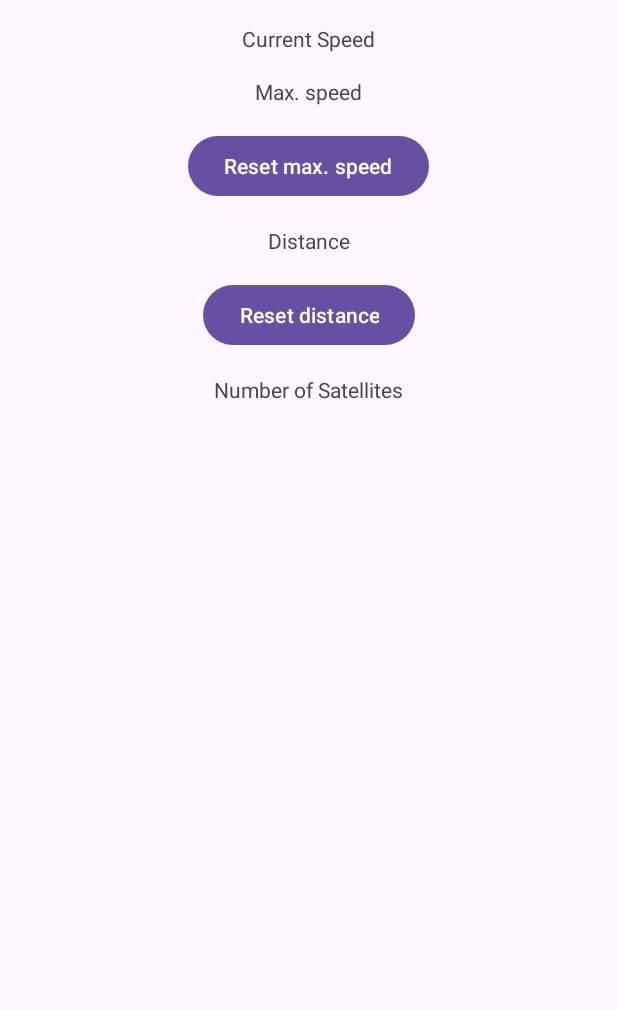
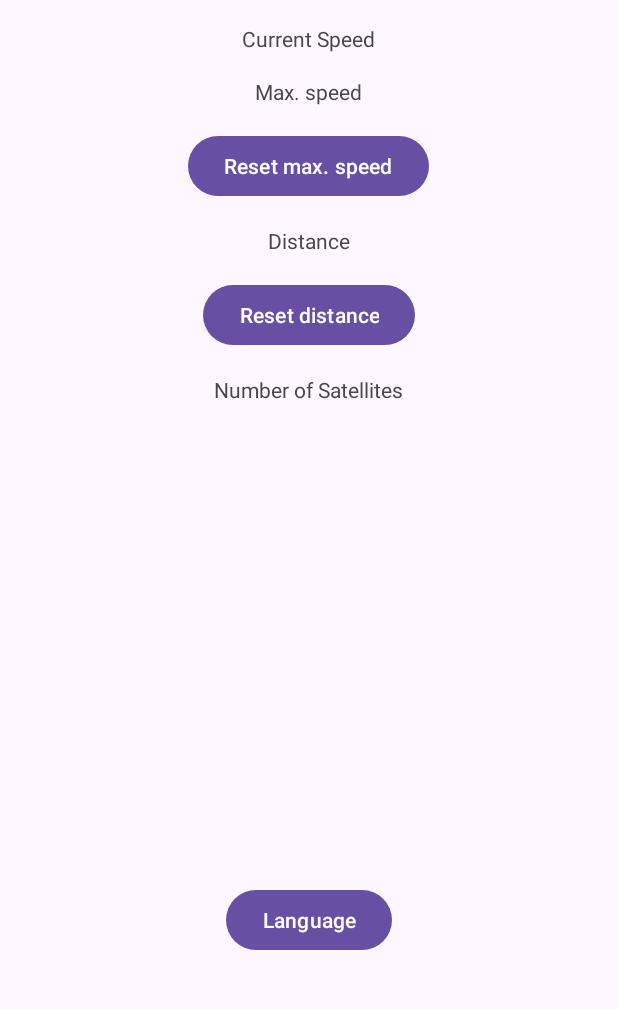
Before and after one commit to FuzzyWuzzy8/Speedo, an Android app: the screen it shows after launch (MainActivity), on a phone screen of 412 x 824 dp, the part 119-1128 px from its top. Run offline under Robolectric (Android 15) with nearby library versions, the phone set to English and light mode, and no system bars; 1 statement that could not run was skipped.

Commit message:
Changed speed method

```diff
--- a/app/src/main/java/pl/pue/air/speedo/MainActivity.java
+++ b/app/src/main/java/pl/pue/air/speedo/MainActivity.java
@@ -2,6 +2,7 @@ package pl.pue.air.speedo;
 
 import static android.webkit.ConsoleMessage.MessageLevel.LOG;
 
+import androidx.appcompat.app.ActionBar;
 import androidx.appcompat.app.AppCompatActivity;
 
 import android.app.Activity;
@@ -98,6 +99,24 @@ public class MainActivity extends AppCompatActivity {
         } catch (SecurityException e) {
             Log.e(String.valueOf(LOG), getString(R.string.accessRightsNOTgranted));  // Log.e(LOG, getString(R.string.accessRightsNOTgranted));
         }
+
+
+        //locale language
+        loadLocale();
+
+        //change actionbar title
+        ActionBar actionBar = getSupportActionBar();
+        actionBar.setTitle(getResources().getString(R.string.app_name));
+
+        //language
+        TextView changeLang = findViewById(R.id.language);
+        changeLang.setOnClickListener(new View.OnClickListener() {
+            @Override
+            public void onClick(View v) {
+                showChangeLanguageDialog();
+            }
+        });
+        //
 
 
     }
--- a/app/src/main/java/pl/pue/air/speedo/MyLocationListener.java
+++ b/app/src/main/java/pl/pue/air/speedo/MyLocationListener.java
@@ -15,7 +15,7 @@ public class MyLocationListener implements LocationListener {
     private static final int UPDATE_DISTANCE_THRESHOLD = 5;
 
     //old method
-    /*
+  //  /*
     @Override
     public void onLocationChanged(Location loc) {
 
@@ -61,10 +61,11 @@ public class MyLocationListener implements LocationListener {
         }
 
     }
-    */
+   // */
 
     //new method
     //additional tests needed
+    /*
     @Override
     public void onLocationChanged(Location loc) {
         Double distance = 0.0;
@@ -116,6 +117,7 @@ public class MyLocationListener implements LocationListener {
             mainActivity.setAndDisplayCurrentSpeed(-1.0);
         }
     }
+    */
 
 
     @Override
--- a/app/src/main/res/layout/activity_main.xml
+++ b/app/src/main/res/layout/activity_main.xml
@@ -76,6 +76,16 @@
         android:layout_marginTop="16dp"
         android:text="@string/noSatellites" />
 
+    <!-- Button to change language -->
+    <Button
+        android:id="@+id/language"
+        android:layout_width="wrap_content"
+        android:layout_height="wrap_content"
+        android:layout_below="@id/textNoSatellites"
+        android:layout_centerHorizontal="true"
+        android:layout_marginTop="320dp"
+        android:text="@string/language" />
+
     <!-- Other buttons and elements -->
 
 </RelativeLayout>
--- a/app/src/main/res/values/strings.xml
+++ b/app/src/main/res/values/strings.xml
@@ -1,5 +1,5 @@
 <resources>
-    <string name="app_name">Speedo</string>
+    <string name="app_name" translatable="false">Speedo</string>
     <string name="onDataInit">Data Initialized</string>
     <string name="current_speed">Current Speed</string>
     <string name="max_speed">Max. speed</string>
@@ -12,5 +12,6 @@
     <string name="m"> m</string>
     <string name="accessRightsGranted">Access Rights Granted</string>
     <string name="accessRightsNOTgranted">Access Rights NOT Granted</string>
+    <string name="language">Language</string>
 
 </resources>
```
Also changed, not shown: 3 other files.
